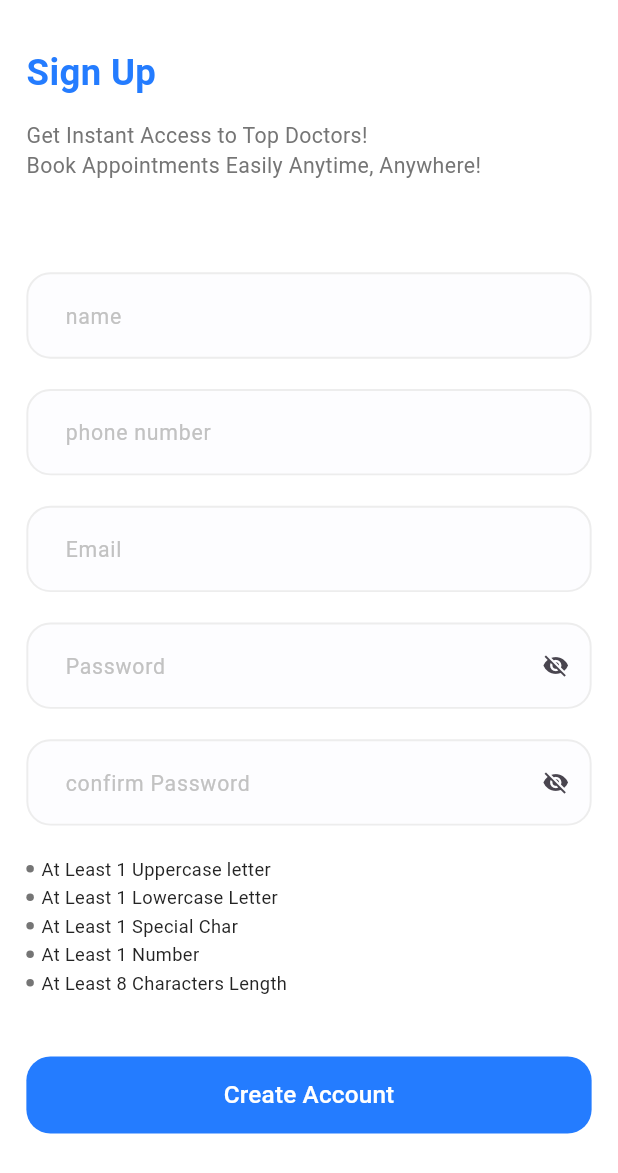
After one commit to ahmed-elmaghwry/DocDoc, a Flutter app: the SignUpView screen opened by its route, on a phone screen of 412 x 824 dp. The commit adds this screen. Shown: the top 1173 px of the screen. Run offline on Flutter 3.47's test engine with Material 3 defaults, Android fonts, the phone set to English and light mode, and no system bars; our stand-ins replace dio, flutter_bloc, flutter_screenutil, flutter_svg, freezed_annotation, get_it and 2 more; generated files the repository leaves out were written again.

Commit message:
sign up ui

```diff
--- a/lib/core/di/dependency_injection.dart
+++ b/lib/core/di/dependency_injection.dart
@@ -11,9 +11,9 @@ Future<void> setupGetIt() async {
 
   ///TODO: Dio & ApiService
   Dio dio = DioFactory.getDio();
-  getIt.registerLazySingleton<ApiService>(() => ApiService(dio));
+  getIt.registerFactory<ApiService>(() => ApiService(dio));
   ///TODO: loginRepo  & ApiService
-  getIt.registerLazySingleton<LoginRepo>(() => LoginRepoImpl(getIt()));
-  getIt.registerLazySingleton<LoginCubit>(() => LoginCubit(getIt()));
+  getIt.registerFactory<LoginRepo>(() => LoginRepoImpl(getIt()));
+  getIt.registerFactory<LoginCubit>(() => LoginCubit(getIt()));
 
 }
--- a/lib/core/routing/app_router.dart
+++ b/lib/core/routing/app_router.dart
@@ -1,6 +1,7 @@
 
 import 'package:docdoc/core/routing/routes.dart';
 import 'package:docdoc/features/home/presentation/home_view.dart';
+import 'package:docdoc/features/sign_up/presentation/sign_up_view.dart';
 import 'package:flutter/material.dart';
 import '../../features/login/presentation/login_view.dart';
 import '../../features/on_boarding/presentation/on_boarding_view.dart';
@@ -18,6 +19,9 @@ class AppRouter {
       case Routes.homeView:
         return MaterialPageRoute(builder: (_) =>
             HomeView());
+      case Routes.signUpView:
+        return MaterialPageRoute(builder: (_) =>
+            SignUpView());
       default:
         return MaterialPageRoute(builder: (_) =>
         const Scaffold(
--- a/lib/core/routing/routes.dart
+++ b/lib/core/routing/routes.dart
@@ -2,4 +2,5 @@ class Routes {
   static const String onBoardingView = '/onBoardingView';
   static const String loginView = '/loginView';
   static const String homeView = '/homeView';
+  static const String signUpView = '/signUpView';
 }
--- a/lib/core/utils/app_strings.dart
+++ b/lib/core/utils/app_strings.dart
@@ -16,4 +16,7 @@ abstract class AppStrings {
   static const String alreadyHaveAn = 'Already have an account yet?';
   static const String signUp = 'Sign Up ';
   static const String forgetPassword = 'forget password ? ';
+  static const String createAccount = 'Create Account';
+  static const String getInstanceAccessToTopDoctor =
+      'Get Instant Access to Top Doctors!\nBook Appointments Easily Anytime, Anywhere!';
 }
--- a/lib/core/widgets/app_text_form_field.dart
+++ b/lib/core/widgets/app_text_form_field.dart
@@ -14,6 +14,7 @@ class AppTextFormField extends StatelessWidget {
   final Color? backgroundColor;
   final TextEditingController? controller;
   final Function(String?) validator;
+  final TextInputType keyboardType;
   const AppTextFormField({
     super.key,
     this.contentPadding,
@@ -27,11 +28,13 @@ class AppTextFormField extends StatelessWidget {
     this.backgroundColor,
     this.controller,
     required this.validator,
+    this.keyboardType = TextInputType.text,
   });
 
   @override
   Widget build(BuildContext context) {
     return TextFormField(
+      keyboardType: keyboardType,
       controller: controller,
       decoration: InputDecoration(
         isDense: true,
--- a/lib/features/login/presentation/widgets/section_terms_and_privacy_text.dart
+++ b/lib/features/login/presentation/widgets/section_terms_and_privacy_text.dart
@@ -1,7 +1,9 @@
 
 import 'dart:ui';
 
+import 'package:docdoc/core/helpers/app_extensions.dart';
 import 'package:docdoc/core/helpers/spacing.dart';
+import 'package:docdoc/core/routing/routes.dart';
 import 'package:flutter/cupertino.dart';
 import 'package:flutter/gestures.dart';
 
@@ -68,7 +70,7 @@ class TermsAndPrivacyText extends StatelessWidget {
                 ),
                 recognizer: TapGestureRecognizer()
                   ..onTap = () {
-
+                  context.pushNamed(Routes.signUpView);
                   },
               ),
 
--- /dev/null
+++ b/lib/features/sign_up/presentation/body/sign_up_view_body.dart
@@ -0,0 +1,42 @@
+import 'package:docdoc/core/helpers/app_extensions.dart';
+import 'package:docdoc/features/sign_up/presentation/widgets/sign_up_section_form_fields.dart';
+import 'package:docdoc/features/sign_up/presentation/widgets/sign_up_section_top_title.dart';
+import 'package:flutter/material.dart';
+import 'package:flutter_screenutil/flutter_screenutil.dart';
+
+import '../../../../core/helpers/spacing.dart';
+import '../../../../core/routing/routes.dart';
+import '../../../../core/utils/app_text_styles.dart';
+import '../../../../core/widgets/app_custom_button.dart';
+import '../../../login/presentation/widgets/section_form_field_email_and_password.dart';
+
+class SignUpViewBody extends StatelessWidget {
+  const SignUpViewBody({super.key});
+
+  @override
+  Widget build(BuildContext context) {
+    return SingleChildScrollView(
+      child: Padding(
+        padding: EdgeInsets.symmetric(horizontal: 16.w),
+        child: Column(
+          crossAxisAlignment: CrossAxisAlignment.start,
+          children: [
+            SignUpSectionTopTitle(),
+            heightSpace(60),
+             SignUpSectionFormFields(),
+            heightSpace(40),
+            AppCustomButton(
+              buttonText: 'Create Account',
+              textStyle: AppTextStyles.font16WhiteMedium,
+              onPressed: () {
+               context.pushReplacementNamed(Routes.loginView);
+              },
+            ),
+
+
+          ],
+        ),
+      ),
+    );
+  }
+}
--- a/lib/features/sign_up/presentation/sign_up_view.dart
+++ b/lib/features/sign_up/presentation/sign_up_view.dart
@@ -0,0 +1,14 @@
+import 'package:docdoc/features/sign_up/presentation/body/sign_up_view_body.dart';
+import 'package:flutter/material.dart';
+
+class SignUpView extends StatelessWidget {
+  const SignUpView({super.key});
+
+  @override
+  Widget build(BuildContext context) {
+    return const SafeArea(
+        child: Scaffold(
+      body: SignUpViewBody(),
+    ));
+  }
+}
--- /dev/null
+++ b/lib/features/sign_up/presentation/widgets/sign_up_section_form_fields.dart
@@ -0,0 +1,183 @@
+import 'package:docdoc/core/helpers/app_regex.dart';
+import 'package:docdoc/core/helpers/spacing.dart';
+import 'package:docdoc/features/login/presentation/widgets/password_validations_widget.dart';
+import 'package:flutter/cupertino.dart';
+import 'package:flutter/material.dart';
+import 'package:flutter_bloc/flutter_bloc.dart';
+import 'package:flutter_screenutil/flutter_screenutil.dart';
+
+import '../../../../core/utils/app_strings.dart';
+import '../../../../core/utils/app_text_styles.dart';
+import '../../../../core/widgets/app_text_form_field.dart';
+
+class SignUpSectionFormFields extends StatefulWidget {
+  const SignUpSectionFormFields({
+    super.key,
+  });
+
+  @override
+  State<SignUpSectionFormFields> createState() =>
+      _SignUpSectionFormFieldsState();
+}
+
+class _SignUpSectionFormFieldsState extends State<SignUpSectionFormFields> {
+  // TODO: بعرف المغيرات بتاعت الشاشه هنا الاول
+  bool isObscure = true;
+  // late TextEditingController passwordController;
+  bool hasUpperCase = false;
+  bool hasLowerCase = false;
+  bool hasSpecialChar = false;
+  bool hasNumber = false;
+  bool hasMinLength = false;
+
+  @override
+  void initState() {
+    // TODO: اول لما الشاشه تفتح
+    //passwordController = context.read<LoginCubit>().passwordController;
+
+   // _passwordValidation();
+    super.initState();
+  }
+
+  // // TODO:validate password
+  // void _passwordValidation() {
+  //   passwordController.addListener(() {
+  //     setState(() {
+  //       hasLowerCase = AppRegex.hasLowerCase(passwordController.text);
+  //       hasUpperCase = AppRegex.hasUpperCase(passwordController.text);
+  //       hasSpecialChar = AppRegex.hasSpecialCharacter(passwordController.text);
+  //       hasNumber = AppRegex.hasNumber(passwordController.text);
+  //       hasMinLength = AppRegex.hasMinLength(passwordController.text);
+  //     });
+  //   });
+  // }
+
+  ///todo:dispose controller
+  // @override
+  // void dispose() {
+  //   passwordController.dispose();
+  //   super.dispose();
+  // }
+
+  //⭐  //⭐  //⭐  //⭐  //⭐  //⭐  //⭐  //⭐  //⭐  //⭐  //⭐  //⭐  //⭐  //⭐  //⭐  //⭐
+  @override
+  Widget build(BuildContext context) {
+    return Form(
+      // TODO: هنا الفورم كي بتاعي بجيبه من الكيوبت بتاعي
+      // key: context.read<LoginCubit>().formKey,
+      child: Column(
+        spacing: 20.h,
+        mainAxisAlignment: MainAxisAlignment.start,
+        crossAxisAlignment: CrossAxisAlignment.end,
+        children: [
+          //*⭐ name
+          AppTextFormField(
+            //    controller: context.read<LoginCubit>().emailController,
+            hintText: 'name',
+            validator: (value) {
+              if (value == null || value.isEmpty) {
+                return 'please enter your name';
+              }
+            },
+          ),
+          //*⭐ phoneNumber
+          AppTextFormField(
+            //    controller: context.read<LoginCubit>().emailController,
+            hintText: 'phone number',
+            keyboardType: TextInputType.phone,
+            validator: (value) {
+              if (value == null ||
+                  value.isEmpty ||
+                  !AppRegex.isEmailValid(value)) {
+                return 'please enter your email address';
+              }
+              bool emailValid = RegExp(
+                      r"^[a-zA-Z0-9.a-zA-Z0-9.!#$%&'*+-/=?^_`{|}~]+@[a-zA-Z0-9]+\.[a-zA-Z]+")
+                  .hasMatch(value);
+              if (!emailValid) {
+                return 'please enter a valid email address';
+              }
+              return null;
+            },
+          ),
+          //*⭐ email
+          AppTextFormField(
+            //    controller: context.read<LoginCubit>().emailController,
+            hintText: 'Email',
+            validator: (value) {
+              if (value == null ||
+                  value.isEmpty ||
+                  !AppRegex.isEmailValid(value)) {
+                return 'please enter your email address';
+              }
+              bool emailValid = RegExp(
+                      r"^[a-zA-Z0-9.a-zA-Z0-9.!#$%&'*+-/=?^_`{|}~]+@[a-zA-Z0-9]+\.[a-zA-Z]+")
+                  .hasMatch(value);
+              if (!emailValid) {
+                return 'please enter a valid email address';
+              }
+              return null;
+            },
+          ),
+          //*⭐ password
+          AppTextFormField(
+            //  controller: context.read<LoginCubit>().passwordController,
+            suffixIcon: GestureDetector(
+              onTap: () {
+                setState(() {
+                  isObscure = !isObscure;
+                });
+              },
+              child: Icon(
+                isObscure ? Icons.visibility_off : Icons.visibility,
+              ),
+            ),
+            isObscureText: isObscure,
+            hintText: 'Password',
+            validator: (value) {
+              if (value == null || value.isEmpty) {
+                return 'Please enter your password.';
+              }
+              if (value.length < 6) {
+                return 'Password must be at least 6 characters long.';
+              }
+              return null;
+            },
+          ),
+          //*⭐ confirm Password
+          AppTextFormField(
+            //  controller: context.read<LoginCubit>().passwordController,
+            suffixIcon: GestureDetector(
+              onTap: () {
+                setState(() {
+                  isObscure = !isObscure;
+                });
+              },
+              child: Icon(
+                isObscure ? Icons.visibility_off : Icons.visibility,
+              ),
+            ),
+            isObscureText: isObscure,
+            hintText: 'confirm Password',
+            validator: (value) {
+              if (value == null || value.isEmpty) {
+                return 'Please enter your password.';
+              }
+              if (value.length < 6) {
+                return 'Password must be at least 6 characters long.';
+              }
+              return null;
+            },
+          ),
+          PasswordValidationsWidget(
+              hasUpperCase: hasUpperCase,
+              hasLowerCase: hasLowerCase,
+              hasSpecialChar: hasSpecialChar,
+              hasNumber: hasNumber,
+              hasMinLength: hasMinLength),
+
+        ],
+      ),
+    );
+  }
+}
--- /dev/null
+++ b/lib/features/sign_up/presentation/widgets/sign_up_section_top_title.dart
@@ -0,0 +1,32 @@
+import 'package:flutter/material.dart';
+import 'package:flutter_screenutil/flutter_screenutil.dart';
+
+import '../../../../core/helpers/spacing.dart';
+import '../../../../core/utils/app_strings.dart';
+import '../../../../core/utils/app_text_styles.dart';
+
+class SignUpSectionTopTitle extends StatelessWidget {
+  const SignUpSectionTopTitle({
+    super.key,
+  });
+
+  @override
+  Widget build(BuildContext context) {
+    return Column(
+      mainAxisAlignment: MainAxisAlignment.start,
+      crossAxisAlignment: CrossAxisAlignment.start,
+      children: [
+        heightSpace(30),
+        Text(
+          AppStrings.signUp,
+          style: AppTextStyles.font24BlueBold,
+        ),
+        heightSpace(15),
+        Text(
+          AppStrings.getInstanceAccessToTopDoctor,
+          style: AppTextStyles.font14GrayRegular,
+        ),
+      ],
+    );
+  }
+}
--- a/lib/main.dart
+++ b/lib/main.dart
@@ -1,9 +1,8 @@
 import 'package:flutter/material.dart';
-
 import 'core/di/dependency_injection.dart';
 import 'core/routing/app_router.dart';
 import 'doc_doc_app.dart';
-// /
+
 //   */*/*/*/*/*/*/*//*/*/*/*/**/*/*/*/**/*/*//*/*/*/*/*/*/*/*/*/*/*/*/*/*/*
 void main() {
   /// TODO : dependency injection
```
